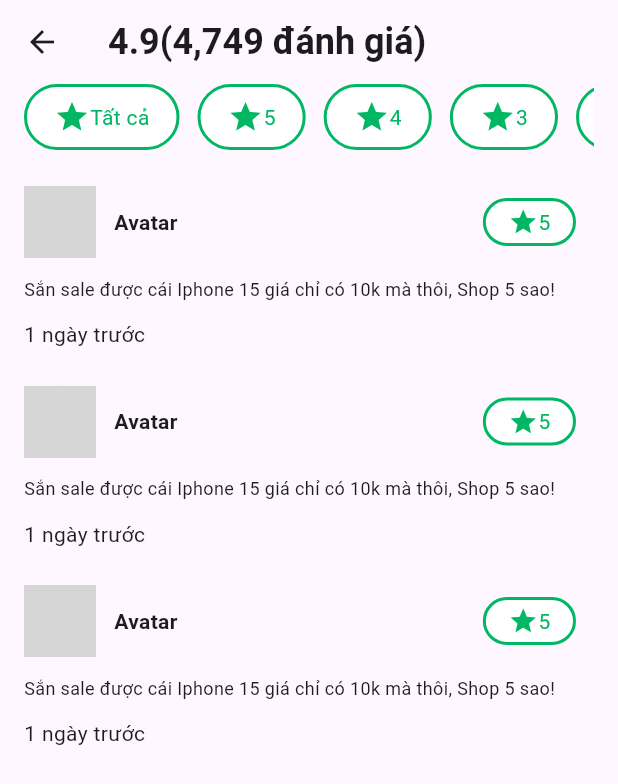
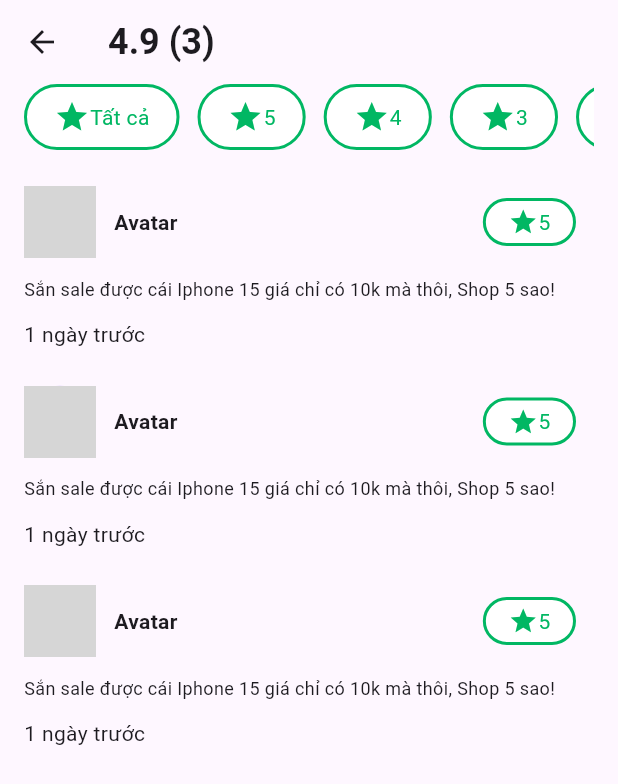
Before and after one commit to doanvanquoc/app_thuong_mai_dien_tu, a Flutter app: the ReviewPage screen opened directly, on a phone screen of 412 x 824 dp. Shown: the top 784 px of the screen. Run offline on Flutter 3.47's test engine with Material 3 defaults, Android fonts, the phone set to English and light mode, and no system bars; our stand-ins replace carousel_slider, flutter_rating_bar, font_awesome_flutter, google_fonts, lottie, smooth_page_indicator; network calls fail; Roboto replaces fonts that are missing (Sarabun); grey boxes are pictures that could not be loaded.

Commit message:
update review

```diff
--- a/lib/models/image.dart
+++ b/lib/models/image.dart
@@ -1,7 +1,12 @@
 class ImageI {
+  int imageID;
   final String imagePath;
+  final int productID;
+  ImageI({
+    required this.imageID,
+    required this.imagePath,
+    required this.productID,
+  });
 
-  ImageI(this.imagePath);
-
-  ImageI.fromJson(Map<String, dynamic> json) : imagePath = json['image_path'];
+  // ImageI.fromJson(Map<String, dynamic> json) : imagePath = json['image_path'];
 }
--- a/lib/models/review.dart
+++ b/lib/models/review.dart
@@ -1,6 +1,17 @@
 class Review {
+  int reviewID;
   String content;
   DateTime dateRate;
-  String ratingLevel;
-  Review(this.content, this.dateRate, this.ratingLevel);
+  double ratingLevel;
+  int userID;
+  int productID;
+
+  Review({
+    required this.reviewID,
+    required this.content,
+    required this.dateRate,
+    required this.ratingLevel,
+    required this.userID,
+    required this.productID,
+  });
 }
--- a/lib/views/review/review_view.dart
+++ b/lib/views/review/review_view.dart
@@ -23,19 +23,31 @@ class _ReviewPageState extends State<ReviewPage> {
 
   List<Review> reviews = [
     Review(
-      'Sắn sale được cái Iphone 15 giá chỉ có 10k mà thôi, Shop 5 sao!',
-      DateTime.now(),
-      '5',
+      reviewID: 1,
+      content:
+          'Sắn sale được cái Iphone 15 giá chỉ có 10k mà thôi, Shop 5 sao!',
+      dateRate: DateTime.now(),
+      ratingLevel: 5,
+      userID: 1,
+      productID: 1,
     ),
     Review(
-      'Sắn sale được cái Iphone 15 giá chỉ có 10k mà thôi, Shop 5 sao!',
-      DateTime.now(),
-      '5',
+      reviewID: 2,
+      content:
+          'Sắn sale được cái Iphone 15 giá chỉ có 10k mà thôi, Shop 5 sao!',
+      dateRate: DateTime.now(),
+      ratingLevel: 5,
+      userID: 1,
+      productID: 1,
     ),
     Review(
-      'Sắn sale được cái Iphone 15 giá chỉ có 10k mà thôi, Shop 5 sao!',
-      DateTime.now(),
-      '5',
+      reviewID: 3,
+      content:
+          'Sắn sale được cái Iphone 15 giá chỉ có 10k mà thôi, Shop 5 sao!',
+      dateRate: DateTime.now(),
+      ratingLevel: 5,
+      userID: 1,
+      productID: 1,
     ),
   ];
 
@@ -51,9 +63,9 @@ class _ReviewPageState extends State<ReviewPage> {
       appBar: AppBar(
         backgroundColor: Colors.transparent,
         surfaceTintColor: Colors.transparent,
-        title: const Text(
-          "4.9(4,749 đánh giá)",
-          style: TextStyle(fontSize: 24, fontWeight: FontWeight.bold),
+        title: Text(
+          "4.9 (${reviews.length})",
+          style: const TextStyle(fontSize: 24, fontWeight: FontWeight.bold),
         ),
       ),
       body: Padding(
```
